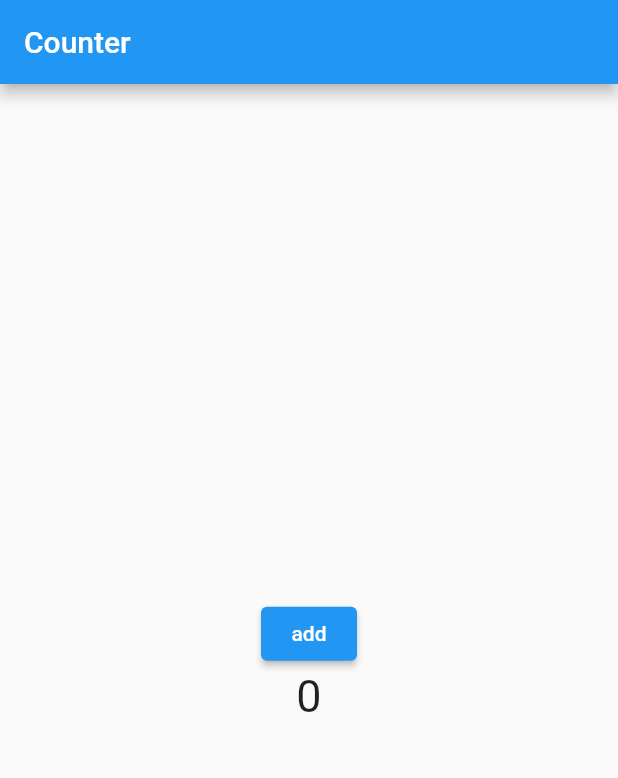
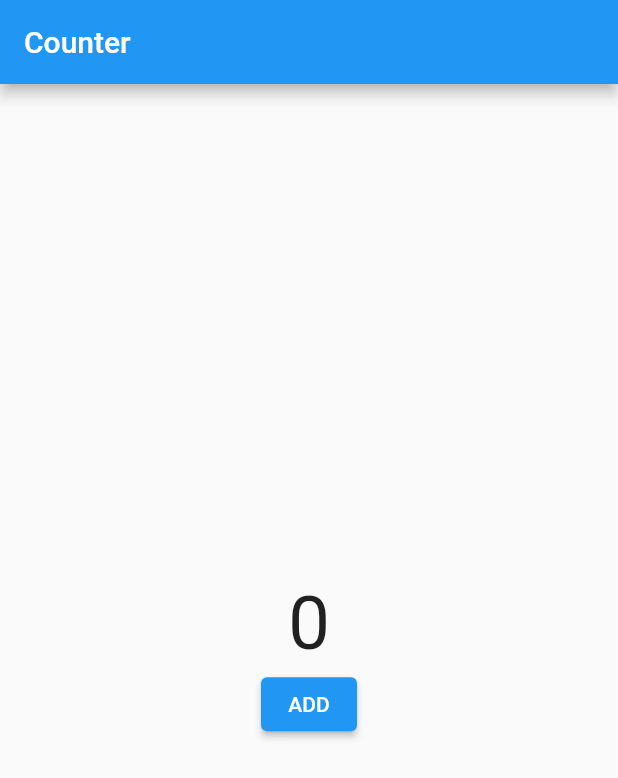
Before and after one commit to Michellehwang001/counter, a Flutter app: the screen it shows after launch, on a phone screen of 412 x 824 dp. Shown: the top 778 px of the screen. Run offline on Flutter 3.47's test engine with Material 2 defaults, Android fonts, the phone set to English and light mode, and no system bars; our stand-ins replace rxdart.

Commit message:
rxDart, BehaviorSubject 활용한 bloc 패턴

```diff
--- a/lib/main.dart
+++ b/lib/main.dart
@@ -1,9 +1,12 @@
 import 'package:flutter/material.dart';
-import 'package:rxdart/rxdart.dart';
+import 'package:flutter_counter/bloc/counter_bloc.dart';
 
 void main() {
   runApp(MyApp());
 }
+
+// 가장 쉽게 최상위에 변수 선언
+final counterBloc = CounterBloc();
 
 class MyApp extends StatelessWidget {
   // This widget is the root of your application.
@@ -25,8 +28,6 @@ class Counter extends StatefulWidget {
 }
 
 class _CounterState extends State<Counter> {
-  final counterSubject = BehaviorSubject<int>();
-  int _counter = 0;
 
   @override
   Widget build(BuildContext context) {
@@ -38,19 +39,18 @@ class _CounterState extends State<Counter> {
           child: Column(
             mainAxisAlignment: MainAxisAlignment.center,
             children: [
-              ElevatedButton(onPressed: () {
-                counterSubject.add(++_counter);
-              }, child: Text('add')),
               StreamBuilder<int>(
-                stream: counterSubject.stream,
-                initialData: 0,
+                stream: counterBloc.count$,
                 builder: (context, snapshot) {
                   if(snapshot.hasData) {
-                    return Text('${snapshot.data}', style: TextStyle(fontSize: 30),);
+                    return Text('${snapshot.data}', style: TextStyle(fontSize: 50),);
                   }
-                  return null;
+                  return CircularProgressIndicator();
                 }
               ),
+              ElevatedButton(onPressed: () {
+                counterBloc.addCounter();
+              }, child: Text('ADD')),
             ],
           ),
         ),
```
Also changed, not shown: lib/bloc/counter_bloc.dart (added, +14 -0 lines).
